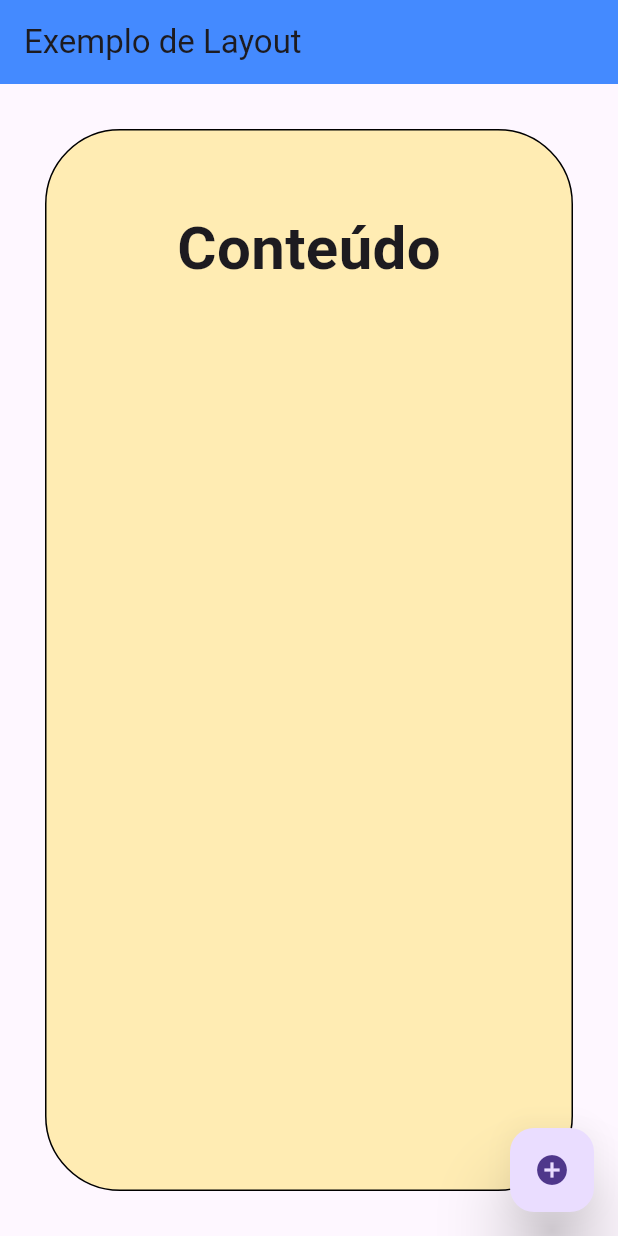
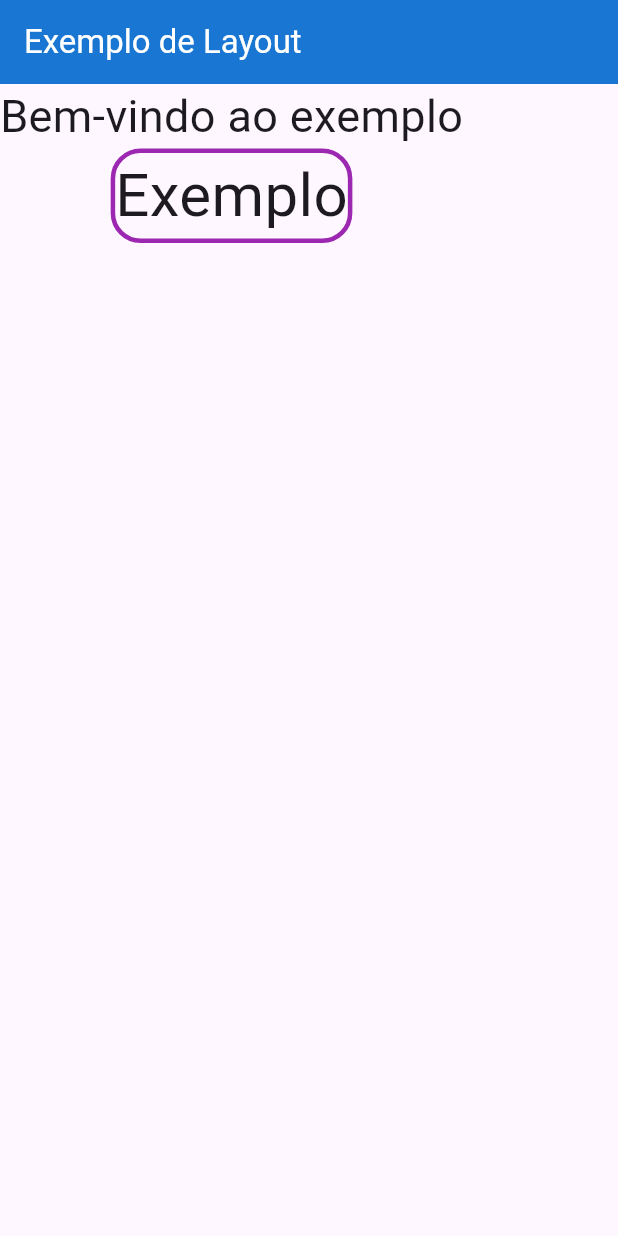
Before and after one commit to brunorafatorres/Layout-Exercicio-22-08-2025, a Flutter app: the screen it shows after launch, on a phone screen of 412 x 824 dp. Run offline on Flutter 3.47's test engine with Material 3 defaults, Android fonts, the phone set to English and light mode, and no system bars.

Commit message:
primeira parte do codigo 22/08/2025

```diff
--- a/lib/main.dart
+++ b/lib/main.dart
@@ -11,37 +11,23 @@ class MyApp extends StatelessWidget {
   Widget build(BuildContext context) {
     return MaterialApp(
       debugShowCheckedModeBanner: false,
-      title: 'Exemplo de Layout',
       home: Scaffold(
         appBar: AppBar(
           title: Text("Exemplo de Layout"),
-          backgroundColor: Colors.blueAccent,
+          backgroundColor: Colors.blue[700],
+          foregroundColor: Colors.white,
         ),
-        body: Container(
-          decoration: BoxDecoration(
-            border: Border.all(color: Colors.black),
-            color: Colors.amber[100],
-            borderRadius: BorderRadius.all(Radius.circular(50)),
-          ),
-          margin: EdgeInsets.all(30),
-          padding: EdgeInsets.all(50),
-          width: double.infinity,
-          child: Column(
-            crossAxisAlignment: CrossAxisAlignment.center,
-            children: [
-              Text(
-                "Conteúdo",
-                style: TextStyle(fontSize: 40, fontWeight: FontWeight.bold),
+        body: Column(
+          children: [
+            Text("Bem-vindo ao exemplo", style: TextStyle(fontSize: 30)),
+            Container(
+              decoration: BoxDecoration(
+                border: Border.all(color: Colors.purple, width: 3),
+                borderRadius: BorderRadius.circular(20),
               ),
-            ],
-          ),
-        ),
-        floatingActionButton: FloatingActionButton(
-          elevation: 20,
-          onPressed: () {
-            print("ok");
-          },
-          child: Icon(Icons.add_circle),
+              child: Text("Exemplo", style: TextStyle(fontSize: 40)),
+            ),
+          ],
         ),
       ),
     );
```
